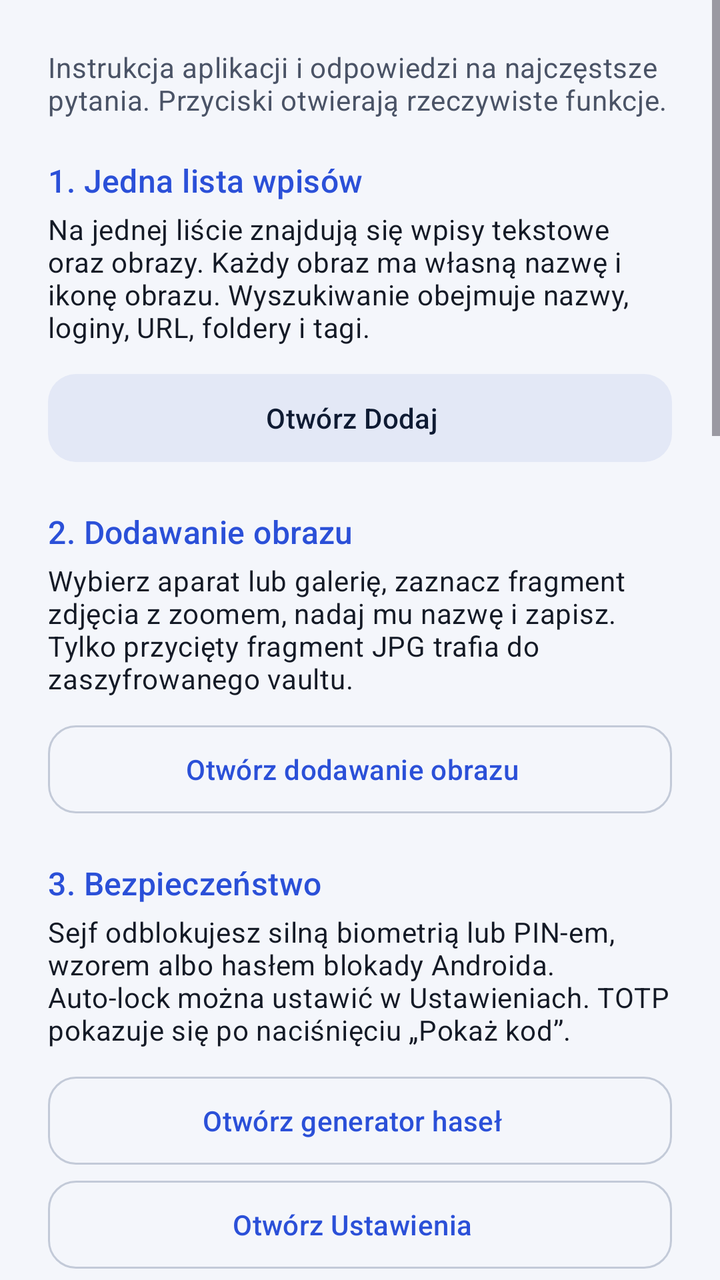
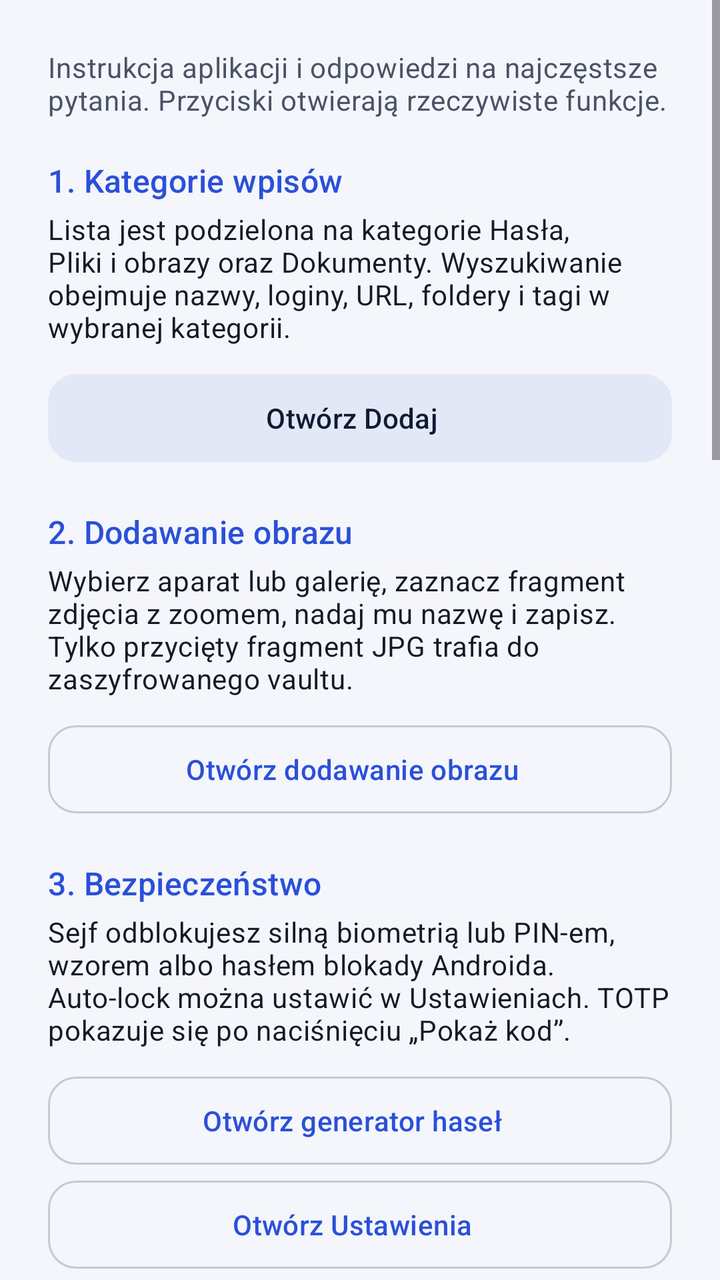

Screens rendered from an Android XML layout before and after an edit, with the pre-edit source and the edit as a unified diff.
<!-- AndroidManifest.xml: application theme Theme.SecurePasswordManager -->
<!-- res/layout/dialog_help.xml -->
<?xml version="1.0" encoding="utf-8"?>
<ScrollView xmlns:android="http://schemas.android.com/apk/res/android"
    android:layout_width="match_parent"
    android:layout_height="wrap_content"
    android:maxHeight="620dp"
    android:fillViewport="true">
    <LinearLayout
        android:layout_width="match_parent"
        android:layout_height="wrap_content"
        android:orientation="vertical"
        android:padding="24dp">

        <TextView
            android:layout_width="match_parent"
            android:layout_height="wrap_content"
            android:text="@string/help_intro"
            android:textAppearance="?attr/textAppearanceBodyMedium"
            android:textColor="?attr/colorOnSurfaceVariant" />

        <TextView
            android:layout_width="match_parent"
            android:layout_height="wrap_content"
            android:layout_marginTop="20dp"
            android:text="@string/help_list_title"
            android:textAppearance="?attr/textAppearanceTitleMedium"
            android:textColor="?attr/colorPrimary" />
        <TextView
            android:layout_width="match_parent"
            android:layout_height="wrap_content"
            android:layout_marginTop="4dp"
            android:text="@string/help_list_text"
            android:textAppearance="?attr/textAppearanceBodyMedium"
            android:textColor="?attr/colorOnSurface" />

        <com.google.android.material.button.MaterialButton
            android:id="@+id/helpAdd"
            style="@style/Widget.Spm.Button.Tonal"
            android:layout_width="match_parent"
            android:layout_height="wrap_content"
            android:layout_marginTop="10dp"
            android:text="@string/help_add_action" />

        <TextView
            android:layout_width="match_parent"
            android:layout_height="wrap_content"
            android:layout_marginTop="20dp"
            android:text="@string/help_images_title"
            android:textAppearance="?attr/textAppearanceTitleMedium"
            android:textColor="?attr/colorPrimary" />
        <TextView
            android:layout_width="match_parent"
            android:layout_height="wrap_content"
            android:layout_marginTop="4dp"
            android:text="@string/help_images_text"
            android:textAppearance="?attr/textAppearanceBodyMedium"
            android:textColor="?attr/colorOnSurface" />
        <com.google.android.material.button.MaterialButton
            android:id="@+id/helpImages"
            style="@style/Widget.Spm.Button.Outlined"
            android:layout_width="match_parent"
            android:layout_height="wrap_content"
            android:layout_marginTop="10dp"
            android:text="@string/help_images_action" />

        <TextView
            android:layout_width="match_parent"
            android:layout_height="wrap_content"
            android:layout_marginTop="20dp"
            android:text="@string/help_security_title"
            android:textAppearance="?attr/textAppearanceTitleMedium"
            android:textColor="?attr/colorPrimary" />
        <TextView
            android:layout_width="match_parent"
            android:layout_height="wrap_content"
            android:layout_marginTop="4dp"
            android:text="@string/help_security_text"
            android:textAppearance="?attr/textAppearanceBodyMedium"
            android:textColor="?attr/colorOnSurface" />

        <com.google.android.material.button.MaterialButton
            android:id="@+id/helpGenerator"
            style="@style/Widget.Spm.Button.Outlined"
            android:layout_width="match_parent"
            android:layout_height="wrap_content"
            android:layout_marginTop="10dp"
            android:text="@string/help_generator_action" />
        <com.google.android.material.button.MaterialButton
            android:id="@+id/helpSettings"
            style="@style/Widget.Spm.Button.Outlined"
            android:layout_width="match_parent"
            android:layout_height="wrap_content"
            android:text="@string/help_settings_action" />

        <TextView
            android:layout_width="match_parent"
            android:layout_height="wrap_content"
            android:layout_marginTop="20dp"
            android:text="@string/help_backup_title"
            android:textAppearance="?attr/textAppearanceTitleMedium"
            android:textColor="?attr/colorPrimary" />
        <TextView
            android:layout_width="match_parent"
            android:layout_height="wrap_content"
            android:layout_marginTop="4dp"
            android:text="@string/help_backup_text"
            android:textAppearance="?attr/textAppearanceBodyMedium"
            android:textColor="?attr/colorOnSurface" />
        <com.google.android.material.button.MaterialButton
            android:id="@+id/helpRecoveryQr"
            style="@style/Widget.Spm.Button.Outlined"
            android:layout_width="match_parent"
            android:layout_height="wrap_content"
            android:layout_marginTop="10dp"
            android:text="@string/help_recovery_qr_action" />
        <com.google.android.material.button.MaterialButton
            android:id="@+id/helpRecovery"
            style="@style/Widget.Spm.Button.Outlined"
            android:layout_width="match_parent"
            android:layout_height="wrap_content"
            android:text="@string/help_recovery_action" />

        <TextView
            android:layout_width="match_parent"
            android:layout_height="wrap_content"
            android:layout_marginTop="24dp"
            android:text="@string/help_faq_title"
            android:textAppearance="?attr/textAppearanceTitleLarge"
            android:textColor="?attr/colorPrimary" />

        <TextView
            android:layout_width="match_parent"
            android:layout_height="wrap_content"
            android:layout_marginTop="16dp"
            android:text="@string/help_faq_chrome_question"
            android:textAppearance="?attr/textAppearanceTitleMedium"
            android:textColor="?attr/colorOnSurface" />
        <TextView
            android:layout_width="match_parent"
            android:layout_height="wrap_content"
            android:layout_marginTop="4dp"
            android:text="@string/help_faq_chrome_answer"
            android:textAppearance="?attr/textAppearanceBodyMedium"
            android:textColor="?attr/colorOnSurfaceVariant" />

        <TextView
            android:layout_width="match_parent"
            android:layout_height="wrap_content"
            android:layout_marginTop="16dp"
            android:text="@string/help_faq_default_provider_question"
            android:textAppearance="?attr/textAppearanceTitleMedium"
            android:textColor="?attr/colorOnSurface" />
        <TextView
            android:layout_width="match_parent"
            android:layout_height="wrap_content"
            android:layout_marginTop="4dp"
            android:text="@string/help_faq_default_provider_answer"
            android:textAppearance="?attr/textAppearanceBodyMedium"
            android:textColor="?attr/colorOnSurfaceVariant" />

        <TextView
            android:layout_width="match_parent"
            android:layout_height="wrap_content"
            android:layout_marginTop="16dp"
            android:text="@string/help_faq_pro_question"
            android:textAppearance="?attr/textAppearanceTitleMedium"
            android:textColor="?attr/colorOnSurface" />
        <TextView
            android:layout_width="match_parent"
            android:layout_height="wrap_content"
            android:layout_marginTop="4dp"
            android:text="@string/help_faq_pro_answer"
            android:textAppearance="?attr/textAppearanceBodyMedium"
            android:textColor="?attr/colorOnSurfaceVariant" />

        <TextView
            android:layout_width="match_parent"
            android:layout_height="wrap_content"
            android:layout_marginTop="16dp"
            android:text="@string/help_faq_vault_reader_question"
            android:textAppearance="?attr/textAppearanceTitleMedium"
            android:textColor="?attr/colorOnSurface" />
        <TextView
            android:layout_width="match_parent"
            android:layout_height="wrap_content"
            android:layout_marginTop="4dp"
            android:autoLink="web"
            android:linksClickable="true"
            android:text="@string/help_faq_vault_reader_answer"
            android:textAppearance="?attr/textAppearanceBodyMedium"
            android:textColor="?attr/colorOnSurfaceVariant" />

        <com.google.android.material.button.MaterialButton
            android:id="@+id/helpAutofillSettings"
            style="@style/Widget.Spm.Button.Tonal"
            android:layout_width="match_parent"
            android:layout_height="wrap_content"
            android:layout_marginTop="10dp"
            android:text="@string/help_autofill_settings_action" />
    </LinearLayout>
</ScrollView>
<!-- resources referenced by this layout -->
<resources>
  <string name="help_add_action">Otwórz Dodaj</string>
  <string name="help_autofill_settings_action">Otwórz ustawienia autouzupełniania</string>
  <string name="help_backup_title">4. Kopie i odzyskiwanie</string>
  <string name="help_faq_chrome_question">Jak skonfigurować autouzupełnianie w Chrome?</string>
  <string name="help_faq_default_provider_question">Jak ustawić SecureVault jako domyślnego dostawcę haseł Androida?</string>
  <string name="help_faq_pro_answer">Wszystkie funkcje są dostępne w Free w ograniczonym zakresie: jeden plik, jeden dokument, do 2 nowych poprzednich haseł na wpis i do 5 wpisów na operację zaawansowanego importu/eksportu. Już zapisana historia pozostaje dostępna. Pro znosi limity liczby plików i dokumentów oraz limit pięciu wpisów na operację, a nową historię przechowuje do 5 haseł na wpis. Pełna zaszyfrowana kopia sejfu nie jest ograniczona.</string>
  <string name="help_faq_pro_question">Co zawiera wersja Pro?</string>
  <string name="help_faq_title">FAQ — autouzupełnianie haseł</string>
  <string name="help_faq_vault_reader_question">Czy mogę odczytać kopię sejfu bez aplikacji na telefonie?</string>
  <string name="help_generator_action">Otwórz generator haseł</string>
  <string name="help_images_action">Otwórz dodawanie obrazu</string>
  <string name="help_images_text">Wybierz aparat lub galerię, zaznacz fragment zdjęcia z zoomem, nadaj mu nazwę i zapisz. Tylko przycięty fragment JPG trafia do zaszyfrowanego vaultu.</string>
  <string name="help_images_title">2. Dodawanie obrazu</string>
  <string name="help_intro">Instrukcja aplikacji i odpowiedzi na najczęstsze pytania. Przyciski otwierają rzeczywiste funkcje.</string>
  <string name="help_list_text">Na jednej liście znajdują się wpisy tekstowe oraz obrazy. Każdy obraz ma własną nazwę i ikonę obrazu. Wyszukiwanie obejmuje nazwy, loginy, URL, foldery i tagi.</string>
  <string name="help_list_title">1. Jedna lista wpisów</string>
  <string name="help_recovery_action">Otwórz odzyskiwanie</string>
  <string name="help_recovery_qr_action">Pokaż RQR2</string>
  <string name="help_security_title">3. Bezpieczeństwo</string>
  <string name="help_settings_action">Otwórz Ustawienia</string>
  <color name="spm_input_stroke_default">#C3CAD8</color>
  <color name="md_primary">#2B50D8</color>
  <color name="md_on_primary">#FFFFFF</color>
  <color name="md_primary_container">#DFE6FF</color>
  <color name="md_on_primary_container">#001652</color>
  <color name="md_secondary">#525E7A</color>
  <color name="md_on_secondary">#FFFFFF</color>
  <color name="md_secondary_container">#E3E8F6</color>
  <color name="md_on_secondary_container">#0F1B33</color>
  <color name="md_tertiary">#00796B</color>
  <color name="md_on_tertiary">#FFFFFF</color>
  <color name="md_tertiary_container">#B5F2E6</color>
  <color name="md_on_tertiary_container">#00201B</color>
  <color name="md_error">#C62828</color>
  <color name="md_on_error">#FFFFFF</color>
  <color name="md_error_container">#FDE3E1</color>
  <color name="md_on_error_container">#410002</color>
  <color name="md_background">#F4F6FB</color>
  <color name="md_on_background">#141A26</color>
  <color name="md_surface">#F4F6FB</color>
  <color name="md_on_surface">#141A26</color>
  <color name="md_surface_variant">#E1E6F0</color>
  <color name="md_on_surface_variant">#4A5366</color>
  <color name="md_surface_container_lowest">#FFFFFF</color>
  <color name="md_surface_container_low">#F9FAFD</color>
  <color name="md_surface_container">#EEF1F8</color>
  <color name="md_surface_container_high">#E8ECF5</color>
  <color name="md_surface_container_highest">#E2E7F1</color>
  <color name="md_outline">#7A8396</color>
  <color name="md_outline_variant">#D5DBE7</color>
  <color name="spm_card">#FFFFFF</color>
  <color name="spm_card_stroke">#E3E8F1</color>
  <color name="spm_sheet">#F4F6FB</color>
  <color name="spm_dialog">#FFFFFF</color>
  <!-- unchanged entries left out for length: 29 -->
</resources>

<!-- the commit's change to res/layout/dialog_help.xml (unified diff, before → after) -->
@@ -161,14 +161,14 @@
             android:layout_width="match_parent"
             android:layout_height="wrap_content"
             android:layout_marginTop="16dp"
-            android:text="@string/help_faq_pro_question"
-            android:textAppearance="?attr/textAppearanceTitleMedium"
-            android:textColor="?attr/colorOnSurface" />
-        <TextView
-            android:layout_width="match_parent"
-            android:layout_height="wrap_content"
-            android:layout_marginTop="4dp"
-            android:text="@string/help_faq_pro_answer"
+            android:text="@string/help_faq_free_question"
+            android:textAppearance="?attr/textAppearanceTitleMedium"
+            android:textColor="?attr/colorOnSurface" />
+        <TextView
+            android:layout_width="match_parent"
+            android:layout_height="wrap_content"
+            android:layout_marginTop="4dp"
+            android:text="@string/help_faq_free_answer"
             android:textAppearance="?attr/textAppearanceBodyMedium"
             android:textColor="?attr/colorOnSurfaceVariant" />
 
<!-- resource entries referenced after the edit -->
@@ -5,8 +5,8 @@
   <string name="help_backup_title">4. Kopie i odzyskiwanie</string>
   <string name="help_faq_chrome_question">Jak skonfigurować autouzupełnianie w Chrome?</string>
   <string name="help_faq_default_provider_question">Jak ustawić SecureVault jako domyślnego dostawcę haseł Androida?</string>
-  <string name="help_faq_pro_answer">Wszystkie funkcje są dostępne w Free w ograniczonym zakresie: jeden plik, jeden dokument, do 2 nowych poprzednich haseł na wpis i do 5 wpisów na operację zaawansowanego importu/eksportu. Już zapisana historia pozostaje dostępna. Pro znosi limity liczby plików i dokumentów oraz limit pięciu wpisów na operację, a nową historię przechowuje do 5 haseł na wpis. Pełna zaszyfrowana kopia sejfu nie jest ograniczona.</string>
-  <string name="help_faq_pro_question">Co zawiera wersja Pro?</string>
+  <string name="help_faq_free_answer">Tak. Wszystkie funkcje są dostępne bez opłat, subskrypcji, zakupów w aplikacji i reklam. Pozostają jedynie techniczne limity formatu i rozmiaru danych.</string>
+  <string name="help_faq_free_question">Czy aplikacja jest w pełni darmowa?</string>
   <string name="help_faq_title">FAQ — autouzupełnianie haseł</string>
   <string name="help_faq_vault_reader_question">Czy mogę odczytać kopię sejfu bez aplikacji na telefonie?</string>
   <string name="help_generator_action">Otwórz generator haseł</string>
@@ -14,8 +14,8 @@
   <string name="help_images_text">Wybierz aparat lub galerię, zaznacz fragment zdjęcia z zoomem, nadaj mu nazwę i zapisz. Tylko przycięty fragment JPG trafia do zaszyfrowanego vaultu.</string>
   <string name="help_images_title">2. Dodawanie obrazu</string>
   <string name="help_intro">Instrukcja aplikacji i odpowiedzi na najczęstsze pytania. Przyciski otwierają rzeczywiste funkcje.</string>
-  <string name="help_list_text">Na jednej liście znajdują się wpisy tekstowe oraz obrazy. Każdy obraz ma własną nazwę i ikonę obrazu. Wyszukiwanie obejmuje nazwy, loginy, URL, foldery i tagi.</string>
-  <string name="help_list_title">1. Jedna lista wpisów</string>
+  <string name="help_list_text">Lista jest podzielona na kategorie Hasła, Pliki i obrazy oraz Dokumenty. Wyszukiwanie obejmuje nazwy, loginy, URL, foldery i tagi w wybranej kategorii.</string>
+  <string name="help_list_title">1. Kategorie wpisów</string>
   <string name="help_recovery_action">Otwórz odzyskiwanie</string>
   <string name="help_recovery_qr_action">Pokaż RQR2</string>
   <string name="help_security_title">3. Bezpieczeństwo</string>
